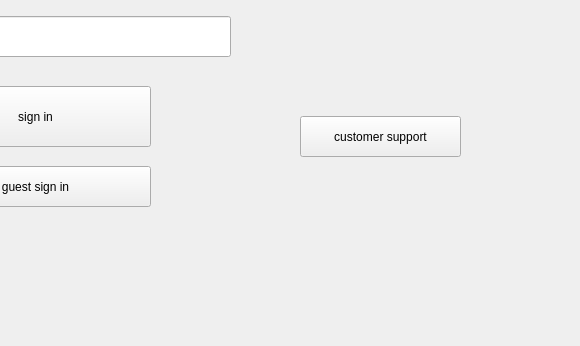
This is mainwindow.ui in gruszkat98/BoolStack as Qt 5 draws it before an edit; both pictures show x 420 to 1000 and y 154 to 500 of the 1000 by 500 pixel window. The edited form follows.
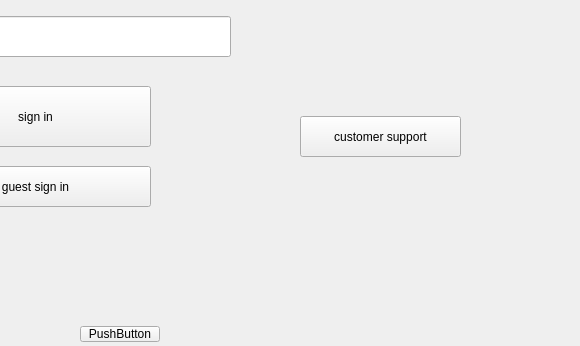
This is the edited form.

Diff of the .ui file:
```diff
--- a/mainwindow.ui
+++ b/mainwindow.ui
@@ -99,6 +99,19 @@
      <string>customer support</string>
     </property>
    </widget>
+   <widget class="QPushButton" name="pushButton">
+    <property name="geometry">
+     <rect>
+      <x>500</x>
+      <y>480</y>
+      <width>80</width>
+      <height>16</height>
+     </rect>
+    </property>
+    <property name="text">
+     <string>PushButton</string>
+    </property>
+   </widget>
   </widget>
  </widget>
  <layoutdefault spacing="6" margin="11"/>
```
Left out of the diff: 2 changed lines with no effect on the pictures.
